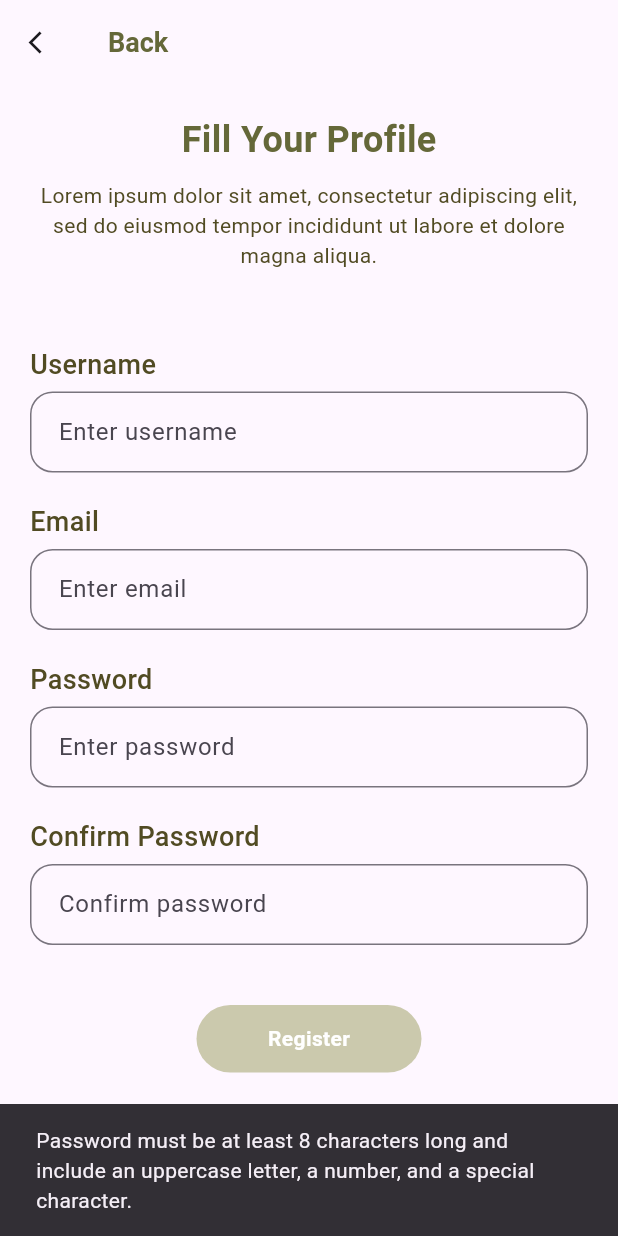
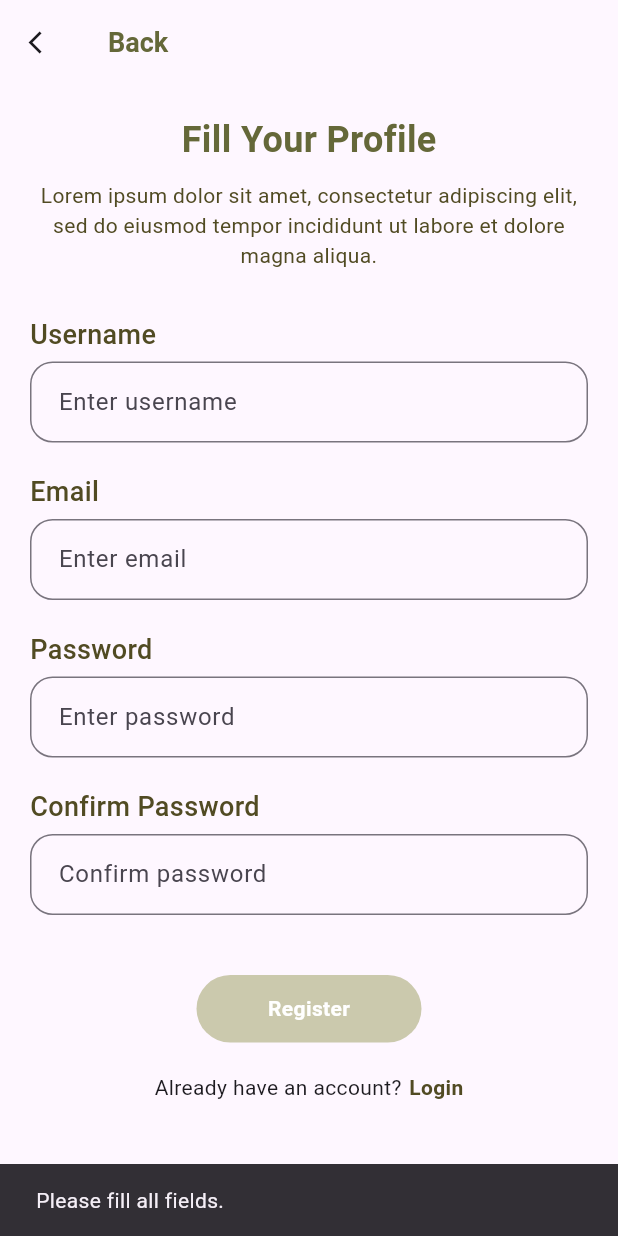
Before and after one commit to archie1345/fitopia, a Flutter app: the FillProfile screen opened directly, after a tap on "Register", on a phone screen of 412 x 824 dp. Run offline on Flutter 3.47's test engine with Material 3 defaults, Android fonts, the phone set to English and light mode, and no system bars; our stand-ins replace cloud_firestore, firebase_auth, firebase_core, fluttertoast, font_awesome_flutter, google_fonts and 2 more; accounts and stored records are empty; Roboto replaces fonts that are missing (League Spartan).

Commit message:
add password constraint

```diff
--- a/lib/page/register.dart
+++ b/lib/page/register.dart
@@ -2,7 +2,6 @@
 import 'package:fitopia/page/login.dart';
 import 'package:flutter/material.dart';
 import 'package:image_picker/image_picker.dart';
-// import 'dart:io';
 import 'package:google_fonts/google_fonts.dart' as gfonts;
 import 'package:firebase_auth/firebase_auth.dart';
 import 'package:fitopia/firebase_auth_implementation/firebase_auth_services.dart';
@@ -26,22 +25,11 @@
   final TextEditingController confirmPasswordController =
       TextEditingController();
 
-  // File? _image;
   final picker = ImagePicker();
 
   final FirebaseAuthService _auth = FirebaseAuthService();
 
   bool isSigningUp = false;
-
-  // Future<void> _pickImage() async {
-  //   final pickedFile = await picker.pickImage(source: ImageSource.gallery);
-
-  //   if (pickedFile != null) {
-  //     setState(() {
-  //       _image = File(pickedFile.path);
-  //     });
-  //   }
-  // }
 
   @override
   void dispose() {
@@ -119,30 +107,10 @@
                     ),
                   ),
                   const SizedBox(height: 20),
-                  // GestureDetector(
-                  //   onTap: _pickImage,
-                  //   child: CircleAvatar(
-                  //     radius: 60,
-                  //     backgroundImage: _image == null
-                  //         ? const NetworkImage(
-                  //             'https://via.placeholder.com/125')
-                  //         : FileImage(_image!) as ImageProvider,
-                  //     child: _image == null
-                  //         ? const Icon(
-                  //             Icons.camera_alt,
-                  //             size: 40,
-                  //             color: Colors.grey,
-                  //           )
-                  //         : null,
-                  //   ),
-                  // ),
-                  const SizedBox(height: 20),
                   _buildInputField('Username', usernameController,
                       hintText: 'Enter username'),
                   _buildInputField('Email', emailController,
                       isEmail: true, hintText: 'Enter email'),
-                  // _buildInputField('Mobile Number', mobileController,
-                  //     hintText: 'Enter mobile number'),
                   _buildInputField('Password', passwordController,
                       isPassword: true, hintText: 'Enter password'),
                   _buildInputField(
@@ -218,8 +186,32 @@
   String password = passwordController.text;
   String confirmPassword = confirmPasswordController.text;
 
+  // Validate fields
+  if (username.isEmpty || email.isEmpty || password.isEmpty) {
+    ScaffoldMessenger.of(context).showSnackBar(
+      const SnackBar(content: Text('Please fill all fields.')),
+    );
+    print("Validation failed: One or more fields are empty.");
+    setState(() {
+      isSigningUp = false;
+    });
+    return;
+  }
+
+  // Validate email format
+  if (!validateField(email, 'email')) {
+    ScaffoldMessenger.of(context).showSnackBar(
+      const SnackBar(content: Text('Enter a valid email address.')),
+    );
+    print("Validation failed: Invalid email format.");
+    setState(() {
+      isSigningUp = false;
+    });
+    return;
+  }
+
   // Validate password constraints
-  if (!validatePassword(password)) {
+  if (!validateField(password, 'password')) {
     ScaffoldMessenger.of(context).showSnackBar(
       const SnackBar(
         content: Text(
@@ -227,46 +219,53 @@
         ),
       ),
     );
+    print("Validation failed: Password does not meet requirements.");
     setState(() {
       isSigningUp = false;
     });
     return;
   }
 
+  // Check if passwords match
   if (password != confirmPassword) {
     ScaffoldMessenger.of(context).showSnackBar(
       const SnackBar(content: Text('Passwords do not match!')),
     );
+    print("Validation failed: Passwords do not match.");
     setState(() {
       isSigningUp = false;
     });
     return;
   }
 
-  User? user =
-      await _auth.signUpWithEmailAndPassword(email, password, username);
+  try {
+    // Attempt Firebase registration
+    User? user = await _auth.signUpWithEmailAndPassword(email, password, username);
 
     if (user != null) {
+      print("User registered successfully: ${user.uid}");
+      try {
         // Add user data to Firestore
-    try {
-      await FirebaseFirestore.instance
-          .collection('users') // Firestore collection
-          .doc(user.uid) // Use UID as the document ID
-          .set({
+        await FirebaseFirestore.instance.collection('users').doc(user.uid).set({
           'username': username,
           'email': email,
           'mobileNumber': mobileNumber,
-        'photoURL': user.photoURL ?? '', // Handle optional photo URL
-        'createdAt': FieldValue.serverTimestamp(), // Add timestamp
+          'createdAt': FieldValue.serverTimestamp(),
         });
 
         showToast(message: "User is successfully created");
         Navigator.pushNamed(context, "/home");
       } catch (e) {
+        print("Error storing user data in Firestore: $e");
         showToast(message: "Error storing user data: $e");
       }
     } else {
-    showToast(message: "Some error happened");
+      print("Registration failed: User is null.");
+      showToast(message: "Some error happened during registration.");
+    }
+  } catch (e) {
+    print("Error during Firebase registration: $e");
+    showToast(message: "Registration failed: $e");
   }
 
   setState(() {
@@ -274,13 +273,19 @@
   });
 }
 
-// Helper function to validate password
-bool validatePassword(String password) {
+
+  // Helper function to validate fields
+  bool validateField(String value, String type) {
+    if (type == 'email') {
+      final emailRegEx = r'^[\w-\.]+@([\w-]+\.)+[\w-]{2,4}$';
+      return RegExp(emailRegEx).hasMatch(value);
+    } else if (type == 'password') {
       final passwordRegEx =
-      r'^(?=.*[A-Z])(?=.*\d)(?=.*[@$!%*?&])[A-Za-z\d@$!%*?&]{8,}$';
-  return RegExp(passwordRegEx).hasMatch(password);
+          r'^(?=.*[A-Z])(?=.*\d)(?=.*[@$!%*?&_])[A-Za-z\d@$!%*?&_]{8,}$';
+      return RegExp(passwordRegEx).hasMatch(value);
     }
-
+    return value.isNotEmpty;
+  }
 
   // Helper to create input fields
   Widget _buildInputField(String label, TextEditingController controller,
@@ -303,7 +308,7 @@
             controller: controller,
             obscureText: isPassword,
             keyboardType:
-                isEmail ? TextInputType.emailAddress : TextInputType.text,
+                !isEmail ? TextInputType.text : TextInputType.emailAddress,
             decoration: InputDecoration(
               hintText: hintText,
               border: OutlineInputBorder(
```
Also changed, not shown: lib/firebase_auth_implementation/firebase_auth_services.dart (+83 -25 lines). Lines whose indentation alone changed are shown as unchanged.
